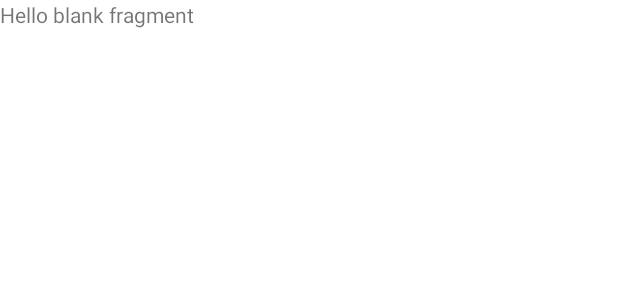
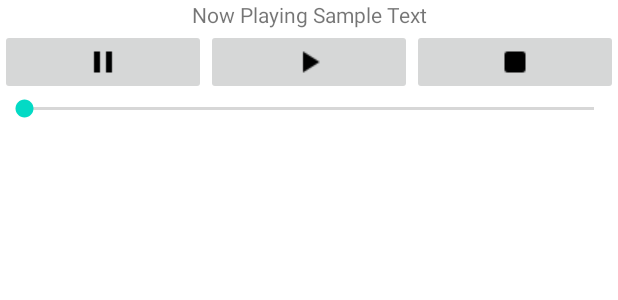
Before and after one commit to senware/Bookshelf, an Android app: the layout fragment_control.xml on its own in the app's theme, with its tools: preview values and no code run, on a phone screen of 412 x 824 dp. Shown: the top 300 px of the screen. Run offline under Robolectric (Android 15) with nearby library versions, the phone set to English and light mode, and no system bars.

Commit message:
designed audio control fragment display

```diff
--- a/app/src/main/res/layout/fragment_control.xml
+++ b/app/src/main/res/layout/fragment_control.xml
@@ -1,14 +1,63 @@
 <?xml version="1.0" encoding="utf-8"?>
-<FrameLayout xmlns:android="http://schemas.android.com/apk/res/android"
+<androidx.constraintlayout.widget.ConstraintLayout xmlns:android="http://schemas.android.com/apk/res/android"
+    xmlns:app="http://schemas.android.com/apk/res-auto"
     xmlns:tools="http://schemas.android.com/tools"
     android:layout_width="match_parent"
     android:layout_height="match_parent"
+    android:orientation="vertical"
+    android:gravity="center"
     tools:context=".ControlFragment">
 
-    <!-- TODO: Update blank fragment layout -->
     <TextView
+        android:id="@+id/now_playing"
+        android:text="@string/now_playing"
+        android:textAlignment="center"
         android:layout_width="match_parent"
-        android:layout_height="match_parent"
-        android:text="@string/hello_blank_fragment" />
+        android:layout_height="wrap_content"
+        app:layout_constraintEnd_toEndOf="parent"
+        app:layout_constraintStart_toStartOf="parent"
+        app:layout_constraintTop_toTopOf="parent" />
 
-</FrameLayout>
+    <LinearLayout
+        android:id="@+id/button_layout"
+        android:layout_width="match_parent"
+        android:layout_height="wrap_content"
+        android:orientation="horizontal"
+        app:layout_constraintEnd_toEndOf="parent"
+        app:layout_constraintStart_toStartOf="parent"
+        app:layout_constraintTop_toBottomOf="@+id/now_playing">
+
+        <ImageButton
+            android:id="@+id/pause_button"
+            android:layout_width="wrap_content"
+            android:layout_height="wrap_content"
+            android:layout_weight="1"
+            android:src="@drawable/pause"
+            android:contentDescription="TODO" />
+
+        <ImageButton
+            android:id="@+id/play_button"
+            android:layout_width="wrap_content"
+            android:layout_height="wrap_content"
+            android:layout_weight="1"
+            android:src="@drawable/play"
+            android:contentDescription="TODO" />
+
+        <ImageButton
+            android:id="@+id/stop_button"
+            android:layout_width="wrap_content"
+            android:layout_height="wrap_content"
+            android:layout_weight="1"
+            android:src="@drawable/stop" />
+
+    </LinearLayout>
+
+    <SeekBar
+        android:id="@+id/seek_bar"
+        android:layout_width="0dp"
+        android:layout_height="wrap_content"
+        app:layout_constraintEnd_toEndOf="parent"
+        app:layout_constraintStart_toStartOf="parent"
+        app:layout_constraintTop_toBottomOf="@+id/button_layout" />
+
+</androidx.constraintlayout.widget.ConstraintLayout>
--- a/app/src/main/res/values/strings.xml
+++ b/app/src/main/res/values/strings.xml
@@ -6,4 +6,5 @@
     <string name="search_title">Search</string>
     <string name="search_prompt">Enter title/author</string>
     <string name="search_button">Go</string>
+    <string name="now_playing">Now Playing Sample Text</string>
 </resources>
```
Also changed, not shown: app/src/main/res/drawable/pause.png (added), app/src/main/res/drawable/play.png (added), app/src/main/res/drawable/stop.png (added).
